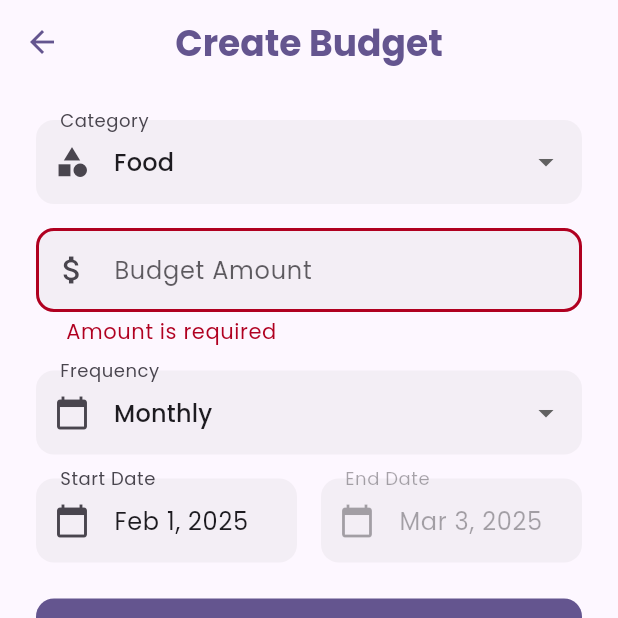
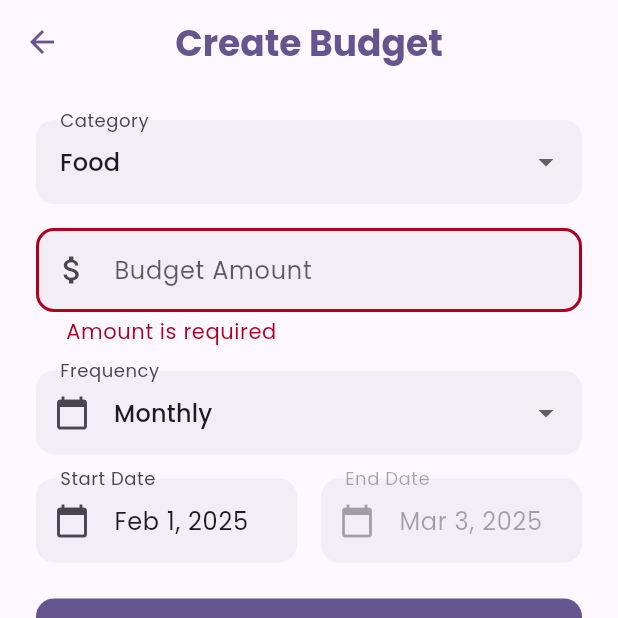
Before and after one commit to SudipZluck/wealthwhiz, a Flutter app: the BudgetFormScreen screen opened directly, after a tap on "Create Budget", on a phone screen of 412 x 824 dp, the top half of it. Run offline on Flutter 3.47's test engine with Material 3 defaults, Android fonts, the light colour scheme and no system bars; our stand-ins replace cached_network_image, cloud_firestore, connectivity_plus, firebase_auth, firebase_core, firebase_storage and 10 more; accounts and stored records are empty.

Commit message:
=> Fixed budgey form dropdown issue

```diff
--- a/lib/screens/budget_form_screen.dart
+++ b/lib/screens/budget_form_screen.dart
@@ -144,6 +144,11 @@ class _BudgetFormScreenState extends State<BudgetFormScreen> {
     }
   }
 
+  String _formatCategoryName(String category) {
+    final name = category.split('.').last;
+    return name[0].toUpperCase() + name.substring(1).toLowerCase();
+  }
+
   @override
   Widget build(BuildContext context) {
     return Scaffold(
@@ -177,28 +182,26 @@ class _BudgetFormScreenState extends State<BudgetFormScreen> {
                       value: _selectedCategory,
                       decoration: const InputDecoration(
                         labelText: 'Category',
-                        prefixIcon: Icon(Icons.category),
+                        border: OutlineInputBorder(),
                       ),
-                      items: _availableCategories.map((category) {
-                        return DropdownMenuItem(
-                          value: category,
-                          child: Text(
-                            category
-                                    .toString()
-                                    .split('.')
-                                    .last[0]
-                                    .toUpperCase() +
-                                category
-                                    .toString()
-                                    .split('.')
-                                    .last
-                                    .substring(1),
-                          ),
-                        );
-                      }).toList(),
+                      items: TransactionCategory.values
+                          .where((category) => ![
+                                TransactionCategory.salary,
+                                TransactionCategory.freelance,
+                                TransactionCategory.business,
+                                TransactionCategory.investment,
+                              ].contains(category))
+                          .map((category) => DropdownMenuItem(
+                                value: category,
+                                child: Text(
+                                    _formatCategoryName(category.toString())),
+                              ))
+                          .toList(),
                       onChanged: _onCategoryChanged,
                       validator: (value) {
-                        if (value == null) return 'Please select a category';
+                        if (value == null) {
+                          return 'Please select a category';
+                        }
                         return null;
                       },
                     ),
```
Also changed, not shown: 1 other file.
